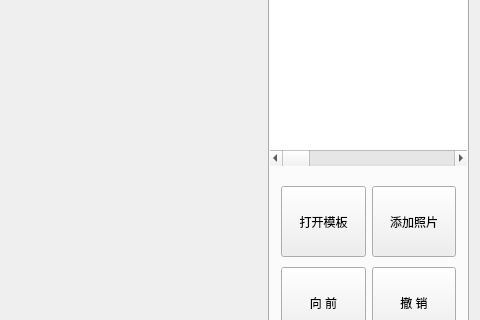
First picture: the form in MainWindow.ui, repository slug404/Photo, before the edit; both pictures show x 721 to 1201 and y 117 to 437 of the 1201 by 671 pixel window.
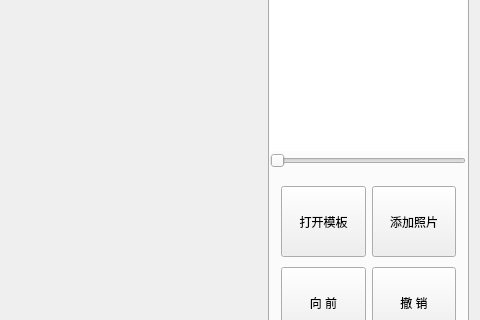
Second picture: the form after the edit. Custom widgets are drawn as their Qt base class.

What changed in the file:
```diff
--- a/MainWindow.ui
+++ b/MainWindow.ui
@@ -154,20 +154,7 @@
             <string notr="true">background-color: rgb(255, 255, 255);</string>
            </property>
           </widget>
-          <widget class="QScrollBar" name="horizontalScrollBar">
-           <property name="geometry">
-            <rect>
-             <x>-1</x>
-             <y>190</y>
-             <width>199</width>
-             <height>16</height>
-            </rect>
-           </property>
-           <property name="orientation">
-            <enum>Qt::Horizontal</enum>
-           </property>
-          </widget>
-          <widget class="QLabel" name="label_2">
+          <widget class="QLabel" name="labelNavigation">
            <property name="geometry">
             <rect>
              <x>0</x>
@@ -186,6 +173,19 @@
             <string>导航:</string>
            </property>
           </widget>
+          <widget class="QSlider" name="horizontalSliderMap">
+           <property name="geometry">
+            <rect>
+             <x>0</x>
+             <y>190</y>
+             <width>196</width>
+             <height>21</height>
+            </rect>
+           </property>
+           <property name="orientation">
+            <enum>Qt::Horizontal</enum>
+           </property>
+          </widget>
          </widget>
         </item>
         <item row="1" column="0">
```
Left out of the diff: 6 changed lines with no effect on the pictures.
